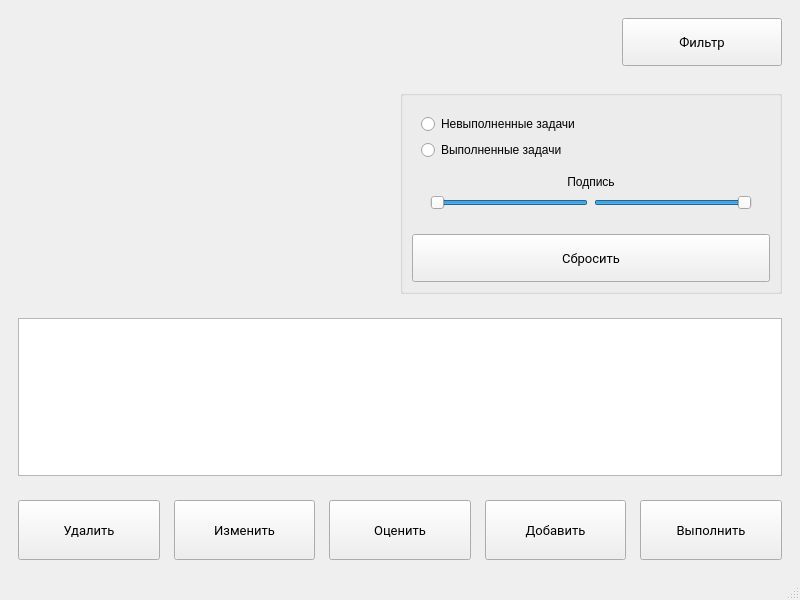
Qt form mainwindow.ui (wannabedigital/qt-simple-todo) before a commit.
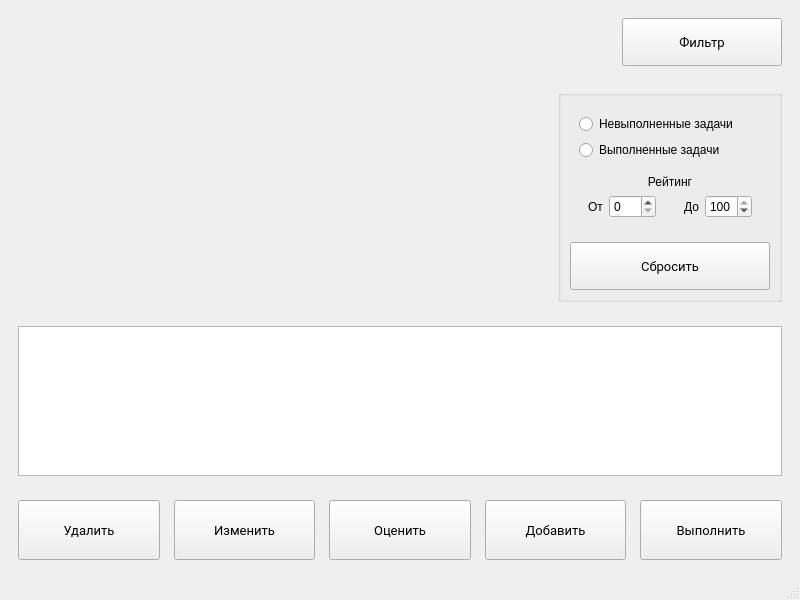
The same form after that commit.

Commit message: feat: add rating filter

```diff
--- a/mainwindow.ui
+++ b/mainwindow.ui
@@ -71,11 +71,29 @@
              <item row="4" column="1">
               <widget class="QWidget" name="widget_5" native="true">
                <layout class="QGridLayout" name="gridLayout_6">
-                <item row="1" column="0">
-                 <widget class="QSlider" name="minRatingSlider">
-                  <property name="layoutDirection">
-                   <enum>Qt::LayoutDirection::RightToLeft</enum>
+                <item row="3" column="3">
+                 <widget class="QLabel" name="To">
+                  <property name="text">
+                   <string>До</string>
                   </property>
+                 </widget>
+                </item>
+                <item row="3" column="0">
+                 <widget class="QLabel" name="From">
+                  <property name="text">
+                   <string>От</string>
+                  </property>
+                 </widget>
+                </item>
+                <item row="3" column="1">
+                 <widget class="QSpinBox" name="minRatingSpinBox">
+                  <property name="maximum">
+                   <number>100</number>
+                  </property>
+                 </widget>
+                </item>
+                <item row="3" column="4">
+                 <widget class="QSpinBox" name="maxRatingSpinBox">
                   <property name="minimum">
                    <number>0</number>
                   </property>
@@ -88,43 +106,37 @@
                   <property name="value">
                    <number>100</number>
                   </property>
-                  <property name="orientation">
-                   <enum>Qt::Orientation::Horizontal</enum>
-                  </property>
                  </widget>
                 </item>
-                <item row="1" column="1">
-                 <widget class="QSlider" name="maxRatingSlider">
-                  <property name="layoutDirection">
-                   <enum>Qt::LayoutDirection::LeftToRight</enum>
-                  </property>
-                  <property name="autoFillBackground">
-                   <bool>false</bool>
-                  </property>
-                  <property name="maximum">
-                   <number>100</number>
-                  </property>
-                  <property name="sliderPosition">
-                   <number>100</number>
-                  </property>
-                  <property name="orientation">
-                   <enum>Qt::Orientation::Horizontal</enum>
-                  </property>
-                 </widget>
-                </item>
-                <item row="0" column="0" colspan="2">
+                <item row="0" column="0" colspan="5">
                  <widget class="QLabel" name="inputLabel">
                   <property name="layoutDirection">
                    <enum>Qt::LayoutDirection::LeftToRight</enum>
                   </property>
                   <property name="text">
-                   <string>Подпись</string>
+                   <string>Рейтинг</string>
                   </property>
                   <property name="alignment">
                    <set>Qt::AlignmentFlag::AlignCenter</set>
                   </property>
                  </widget>
                 </item>
+                <item row="3" column="2">
+                 <spacer name="horizontalSpacer_6">
+                  <property name="orientation">
+                   <enum>Qt::Orientation::Horizontal</enum>
+                  </property>
+                  <property name="sizeType">
+                   <enum>QSizePolicy::Policy::Fixed</enum>
+                  </property>
+                  <property name="sizeHint" stdset="0">
+                   <size>
+                    <width>16</width>
+                    <height>20</height>
+                   </size>
+                  </property>
+                 </spacer>
+                </item>
                </layout>
               </widget>
              </item>
@@ -172,9 +184,12 @@
          <property name="orientation">
           <enum>Qt::Orientation::Horizontal</enum>
          </property>
+         <property name="sizeType">
+          <enum>QSizePolicy::Policy::Expanding</enum>
+         </property>
          <property name="sizeHint" stdset="0">
           <size>
-           <width>40</width>
+           <width>400</width>
            <height>20</height>
           </size>
          </property>
```
Left out of the diff: 3 changed lines with no effect on the pictures. The commit also changes 2 other files.
